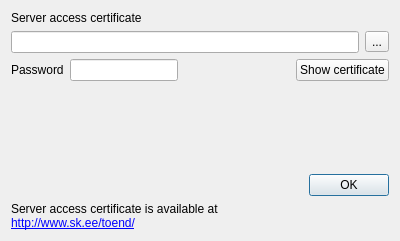
Above: client/ui/RegisterP12.ui from open-eid/qdigidoc before the change. Below: the same form after it.
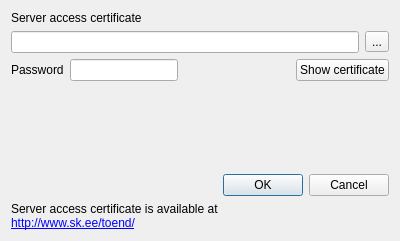
That is the form after the change.

Commit message:
add cancel button
Ticket: #18732

```diff
--- a/client/ui/RegisterP12.ui
+++ b/client/ui/RegisterP12.ui
@@ -1,7 +1,7 @@
 <?xml version="1.0" encoding="UTF-8"?>
 <ui version="4.0">
  <class>RegisterP12</class>
- <widget class="QWidget" name="RegisterP12">
+ <widget class="QDialog" name="RegisterP12">
   <property name="geometry">
    <rect>
     <x>0</x>
@@ -96,7 +96,7 @@
    <item>
     <widget class="QDialogButtonBox" name="buttonBox">
      <property name="standardButtons">
-      <set>QDialogButtonBox::Ok</set>
+      <set>QDialogButtonBox::Cancel|QDialogButtonBox::Ok</set>
      </property>
     </widget>
    </item>
```
Left out of the diff: 23 changed lines with no effect on the pictures. The commit also changes 7 other files.
